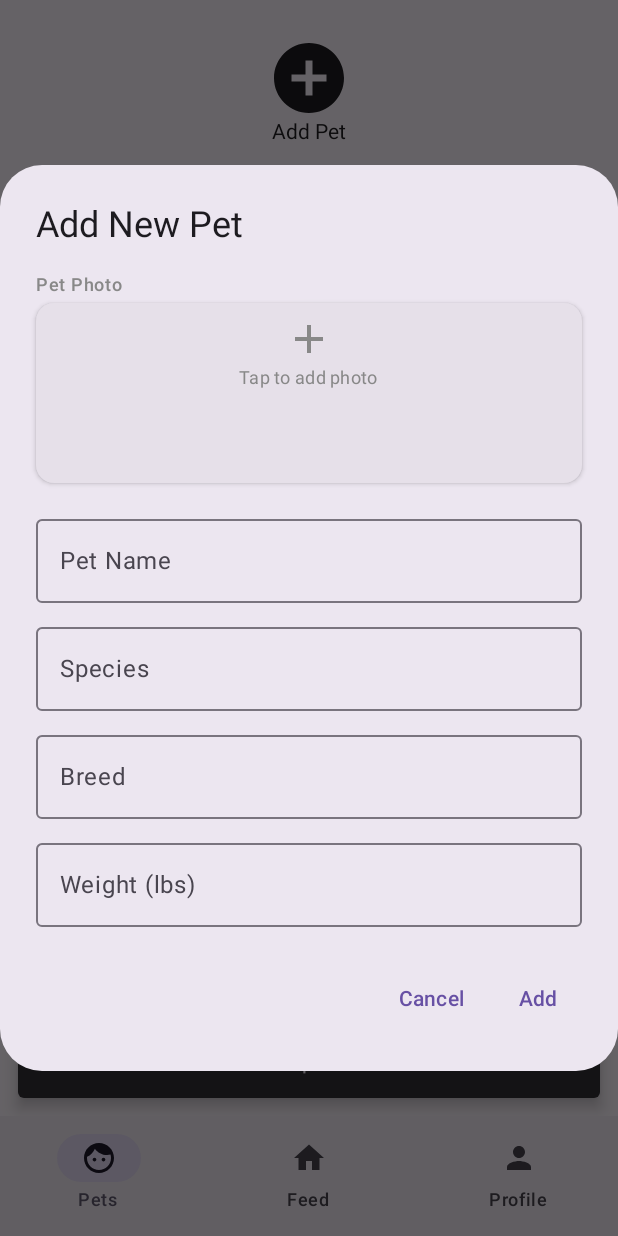
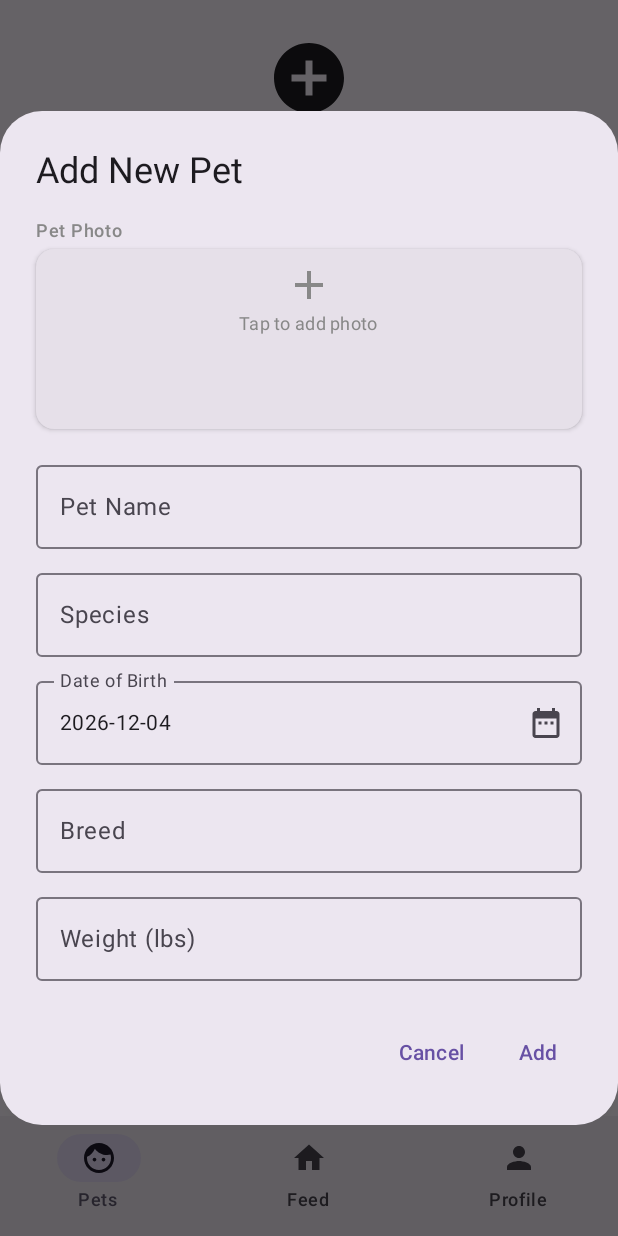
Before and after one commit to Aleck-Sun/CS446-Project, an Android app built with Jetpack Compose: the MainActivity screen opened directly, with no data from a screen before it, after a tap on "Add Pet", on a phone screen of 412 x 824 dp. Run offline under Robolectric (Android 15) with nearby library versions, the phone set to English and light mode, and no system bars; libraries missing offline, so code that uses them is left out: io.github.jan.supabase; 9 statements that could not run were skipped.

Commit message:
add back birthdate selector

```diff
--- a/app/src/main/java/com/example/cs446/ui/pages/main/pets/AddPetDialog.kt
+++ b/app/src/main/java/com/example/cs446/ui/pages/main/pets/AddPetDialog.kt
@@ -16,6 +16,7 @@ import androidx.compose.foundation.layout.size
 import androidx.compose.foundation.shape.RoundedCornerShape
 import androidx.compose.material.icons.Icons
 import androidx.compose.material.icons.filled.Add
+import androidx.compose.material.icons.filled.DateRange
 import androidx.compose.material3.AlertDialog
 import androidx.compose.material3.Card
 import androidx.compose.material3.CardDefaults
@@ -227,6 +228,27 @@ fun AddPetDialog(
 
                 Spacer(modifier = Modifier.height(8.dp))
 
+                // Birthdate
+                OutlinedTextField(
+                    value = birthdate.toString(),
+                    onValueChange = { },
+                    label = { Text("Date of Birth") },
+                    modifier = Modifier
+                        .fillMaxWidth()
+                        .clickable { showDatePicker = true },
+                    enabled = true,
+                    readOnly = true,
+                    trailingIcon = {
+                        Icon(
+                            Icons.Default.DateRange,
+                            contentDescription = "Select date",
+                            modifier = Modifier.clickable { showDatePicker = true }
+                        )
+                    }
+                )
+
+                Spacer(modifier = Modifier.height(8.dp))
+
                 // Breed
                 DropdownSelector(
                     label = "Breed",
```
Also changed, not shown: app/src/main/java/com/example/cs446/ui/pages/main/pets/EditPetDialog.kt (+22 -0 lines).
